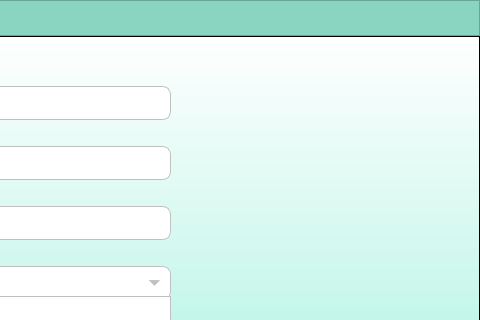
Above: register.ui from marcryangil/facemaskdetection before the change; both pictures show x 462 to 942 and y 0 to 320 of the 942 by 495 pixel window. Below: the same form after it.
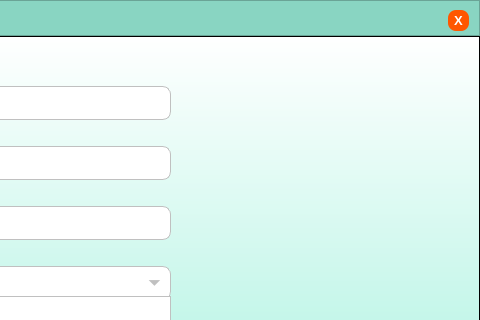
That is the form after the change. Icons and pictures are not drawn.

```diff
--- a/register.ui
+++ b/register.ui
@@ -87,6 +87,53 @@
         <bool>true</bool>
        </property>
       </widget>
+      <widget class="QPushButton" name="exitbtn">
+       <property name="geometry">
+        <rect>
+         <x>910</x>
+         <y>10</y>
+         <width>21</width>
+         <height>21</height>
+        </rect>
+       </property>
+       <property name="minimumSize">
+        <size>
+         <width>0</width>
+         <height>0</height>
+        </size>
+       </property>
+       <property name="font">
+        <font>
+         <family>MS Shell Dlg 2</family>
+         <pointsize>10</pointsize>
+         <weight>75</weight>
+         <bold>true</bold>
+        </font>
+       </property>
+       <property name="autoFillBackground">
+        <bool>false</bool>
+       </property>
+       <property name="styleSheet">
+        <string notr="true">QPushButton{
+	background-color: rgba(255,87,0,255);
+	border: none;
+	color: rgb(255, 255, 255);
+	border-radius: 8px;
+}
+QPushButton:hover{
+	background-color: rgb(31, 211, 166);
+}
+QPushButton:pressed{
+	background-color: rgb(22, 154, 121)
+}</string>
+       </property>
+       <property name="text">
+        <string>X</string>
+       </property>
+       <property name="flat">
+        <bool>false</bool>
+       </property>
+      </widget>
      </widget>
     </item>
     <item>
```
